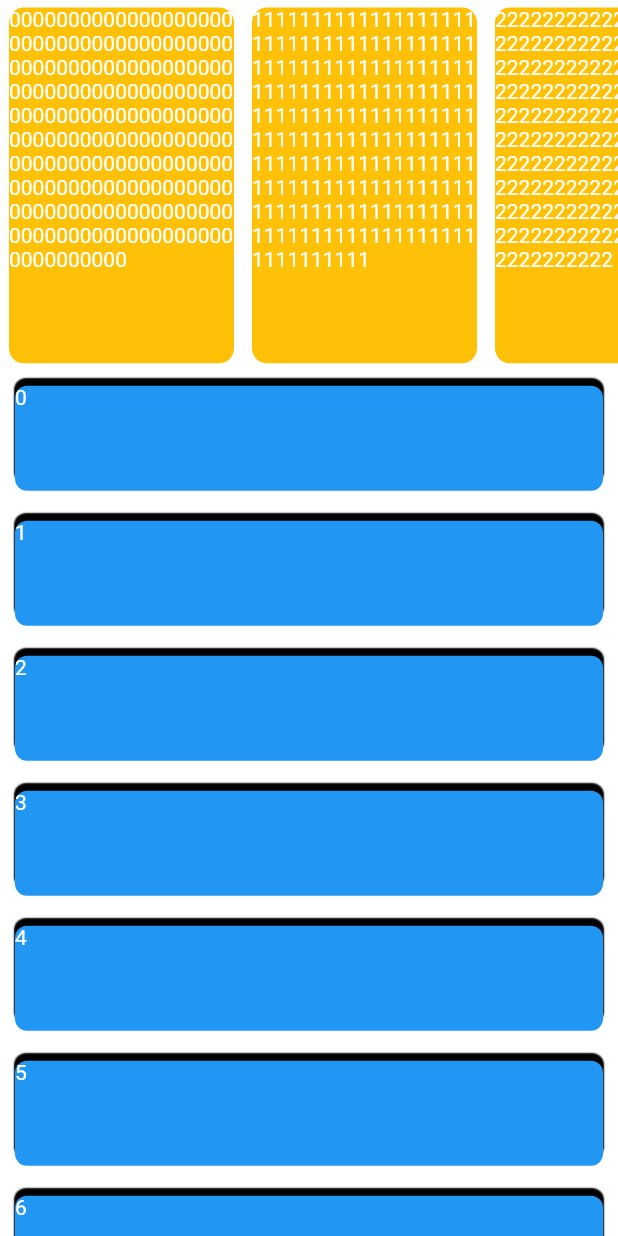
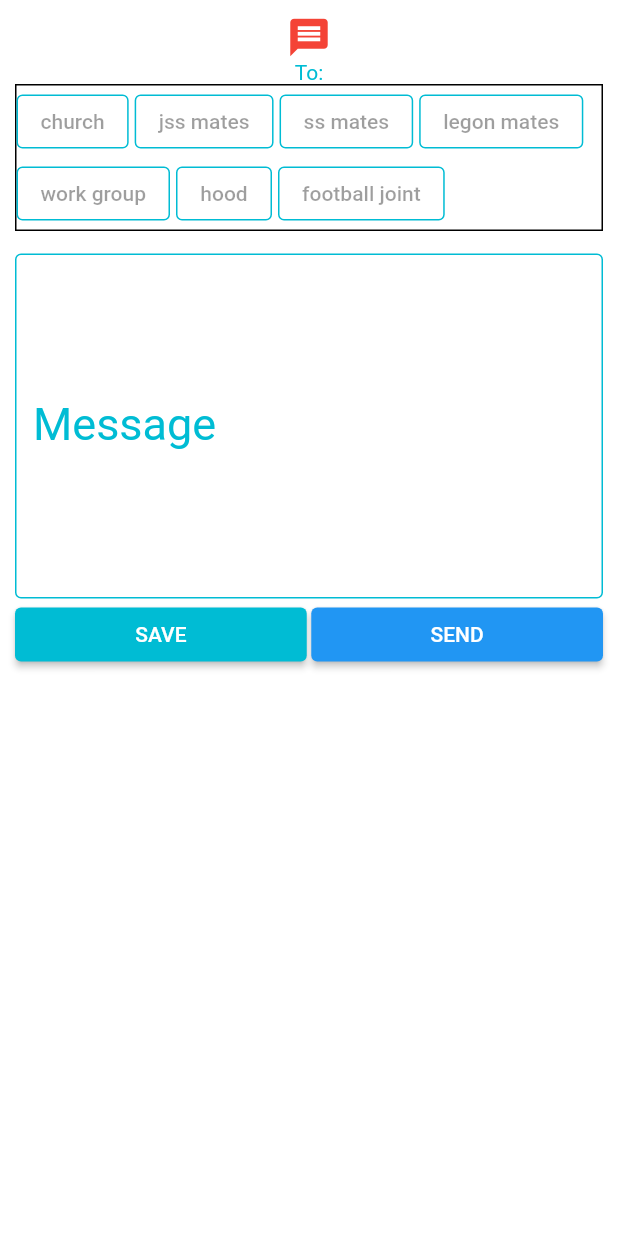
Before and after one commit to kwesikwaa/broadcaster, a Flutter app: the screen it shows after launch, on a phone screen of 412 x 824 dp. Run offline on Flutter 3.47's test engine with Material 2 defaults, Android fonts, the light colour scheme and no system bars; our stand-ins replace chat_bubbles, contacts_service, permission_handler; missing offline and left inert: telephony.

Commit message:
broadcaster rework

```diff
--- /dev/null
+++ b/broadcaster/lib/broadcaster/data_model_etc.dart
@@ -0,0 +1,19 @@
+class BroadcastGroups{
+  String name;
+  bool selected = false;
+  // List<int> bunch = [];
+
+  BroadcastGroups({this.name, this.selected});
+}
+class Switchy{
+  static bool open = false;
+}
+List<BroadcastGroups> broadcastgroups = [
+  BroadcastGroups(name:"church", selected: false),
+  BroadcastGroups(name:"jss mates", selected: false),
+  BroadcastGroups(name:"ss mates", selected: false),
+  BroadcastGroups(name:"legon mates", selected: false),
+  BroadcastGroups(name:"work group", selected: false),
+  BroadcastGroups(name:"hood", selected: false),
+  BroadcastGroups(name:"football joint", selected: false),
+];
--- /dev/null
+++ b/broadcaster/lib/broadcaster/pages/messagepage.dart
@@ -0,0 +1,112 @@
+import 'package:broadcaster/broadcaster/data_model_etc.dart';
+import 'package:flutter/material.dart';
+
+class Messagepage extends StatefulWidget {
+  const Messagepage({Key key}) : super(key: key);
+
+  @override
+  State<Messagepage> createState() => _MessagepageState();
+}
+
+
+class _MessagepageState extends State<Messagepage> {
+  var msgfield = TextEditingController();
+  final  _scrontroller = ScrollController();
+
+  @override
+  void initState() {
+    super.initState();
+    _scrontroller.addListener(() { });
+  }
+
+  @override
+  void dispose() {
+    super.dispose();
+    msgfield.dispose();
+  }
+
+  @override
+  Widget build(BuildContext context) {
+    return Scaffold(
+
+      body: Container(color: Colors.white,
+      padding: const EdgeInsets.all(10),
+        height: MediaQuery.of(context).size.height,
+        width: MediaQuery.of(context).size.width,
+        child: SingleChildScrollView(
+          child: Column(
+            mainAxisAlignment: MainAxisAlignment.center,
+            crossAxisAlignment: CrossAxisAlignment.center,
+            children: [
+              const Hero(tag: "message", child: Icon(Icons.message, color: Colors.red, size: 30)),
+              const Text('To:', style: TextStyle(color: Colors.cyan),),
+              Container(
+                decoration:BoxDecoration(border: Border.all(color: Colors.black)),
+                width: MediaQuery.of(context).size.width,
+                child: Wrap(
+                  spacing: 4,
+                  children: List.generate(broadcastgroups.length, (index) =>
+                    OutlinedButton(
+                      onPressed: (){
+                        setState(() {
+                          broadcastgroups[index].selected = !broadcastgroups[index].selected;
+                        });
+                      },
+                      style: OutlinedButton.styleFrom(
+                        backgroundColor: Colors.cyan.withOpacity(broadcastgroups[index].selected?1:0),
+                        side: const BorderSide(width: 1, color: Colors.cyan)),
+                      child: Text(broadcastgroups[index].name,
+                        style: TextStyle(color: broadcastgroups[index].selected?Colors.white:Colors.black38),),
+                    )
+                  ),
+                ),
+              ),
+              const SizedBox(height: 15,),
+
+              SingleChildScrollView(
+                child: Column(
+                  children: [
+                    TextField(
+                      enabled: true,
+                      textCapitalization: TextCapitalization.sentences,
+                      controller: msgfield,
+                      maxLines: 10,
+                      style: const TextStyle(color: Colors.black87),
+                      decoration: const InputDecoration(
+                        labelText: 'Message',
+                        labelStyle: TextStyle(fontSize: 30, color: Colors.cyan),
+                        fillColor: Colors.orange,
+                        focusedBorder: OutlineInputBorder(
+                          borderSide: BorderSide(color: Colors.cyan)
+                        ),
+                        enabledBorder: OutlineInputBorder(
+                          borderSide: BorderSide(color: Colors.cyan)
+                        ),
+                      ),
+                    ),
+                    Row(
+                      children: [
+                        Expanded(
+                          child: ElevatedButton(onPressed: (){},
+                            child: const Text("SAVE"),
+                            style: ElevatedButton.styleFrom(primary: Colors.cyan),
+                          ),
+                        ),
+                        const SizedBox(width: 3,),
+                        Expanded(
+                          child: ElevatedButton(onPressed: (){},
+                            child: const Text("SEND")
+                          ),
+                        ),
+                      ],
+                    ),
+                  ],
+                ),
+              ),
+
+            ],
+          ),
+        ),),
+    );
+  }
+}
--- a/broadcaster/lib/main.dart
+++ b/broadcaster/lib/main.dart
@@ -1,5 +1,7 @@
 // ignore_for_file: prefer_const_constructors
 
+import 'package:broadcaster/broadcaster/newbroadcasterui.dart';
+import 'package:broadcaster/broadcaster/pages/messagepage.dart';
 import 'package:broadcaster/rnd/newset.dart';
 // import 'package:broadcaster/screens/pagscrollerNew.dart';
 import 'package:flutter/material.dart';
@@ -25,8 +27,9 @@ class Entry extends StatelessWidget {
         child:
         //two seperate apps and since this isnt production app
         //why not
-          ToyShop()
-          // Broadcaster()
+          Messagepage()
+          // BroadcastUI()
+          // ToyShop()
         ));
   }
 }
--- a/broadcaster/lib/rnd/newset.dart
+++ b/broadcaster/lib/rnd/newset.dart
@@ -36,7 +36,10 @@ class _ToyShopState extends State<ToyShop> {
     double h = MediaQuery.of(context).size.height;
     // print(_scrolctrl.offset);
     return Scaffold(
-      body: Container(
+      body: LayoutBuilder(
+
+        builder: (context, constraints) {
+          return Container(
             color: Colors.white,
             // height: h,
             child: Column(
@@ -69,6 +72,7 @@ class _ToyShopState extends State<ToyShop> {
                     itemBuilder: (context, index){
                       print(fold);
                       print(_scrolctrl.offset);
+                      print(_scrolctrl.position.viewportDimension);
                       return AnimatedAlign(
                         duration: const Duration(milliseconds: 250),
                         heightFactor: fold?0.7:1,
@@ -80,12 +84,14 @@ class _ToyShopState extends State<ToyShop> {
                           margin: const EdgeInsets.symmetric(horizontal: 10, vertical: 10 ),
                           decoration: BoxDecoration(
                             color: Colors.blue,
-                        boxShadow: [BoxShadow(color: Colors.black, offset: Offset(0,-5), blurRadius: .1, spreadRadius:.1)],
+                            boxShadow: const [BoxShadow(color: Colors.black, offset: Offset(0,-5), blurRadius: .1, spreadRadius:.1)],
                             borderRadius: BorderRadius.circular(8)),),
                       );
                     }))
               ],
             ),
+          );
+        }
       ),
     );
   }
```
Also changed, not shown: broadcaster/lib/broadcaster/newbroadcasterui.dart (added, +123 -0 lines), broadcaster/lib/broadcaster/pages/draftspage.dart (added, +27 -0 lines), broadcaster/lib/broadcaster/pages/groupspage.dart (added, +27 -0 lines), broadcaster/lib/broadcaster/pages/history.dart (added, +27 -0 lines), broadcaster/lib/pageviewswipe.dart (deleted, +0 -15 lines), broadcaster/lib/rnd/pagecard.dart (deleted, +0 -26 lines), broadcaster/assets/images/aa.png (added), broadcaster/assets/images/aaa.png (added), broadcaster/assets/images/aaa2.png (added). Lines whose indentation alone changed are shown as unchanged.
